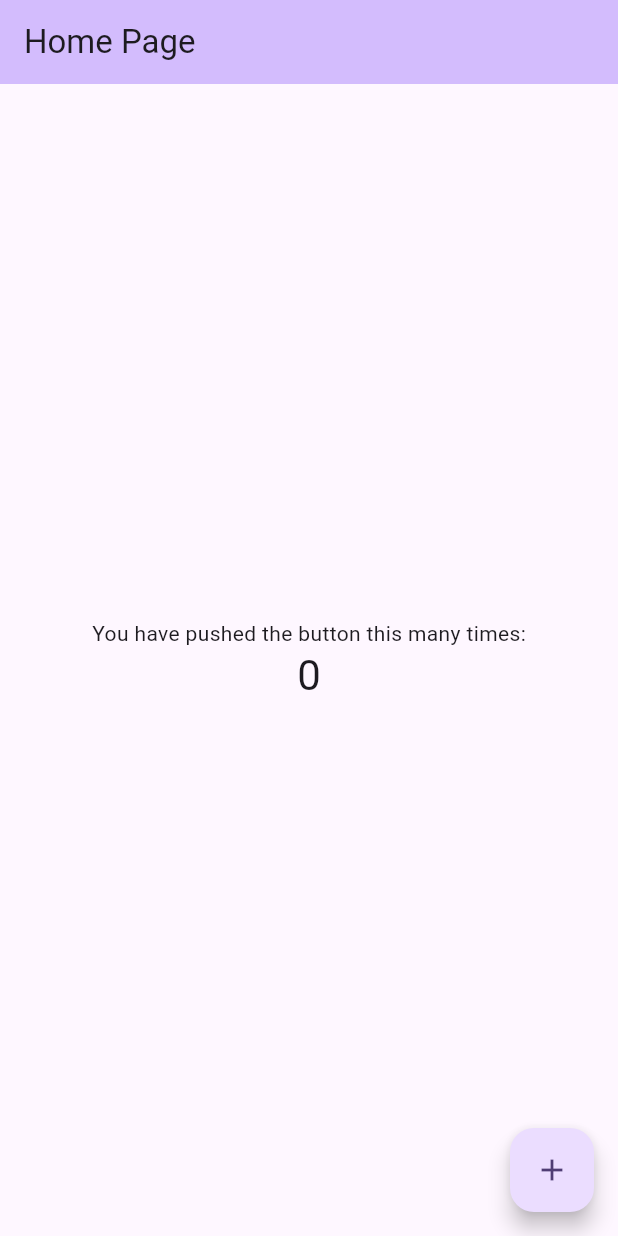
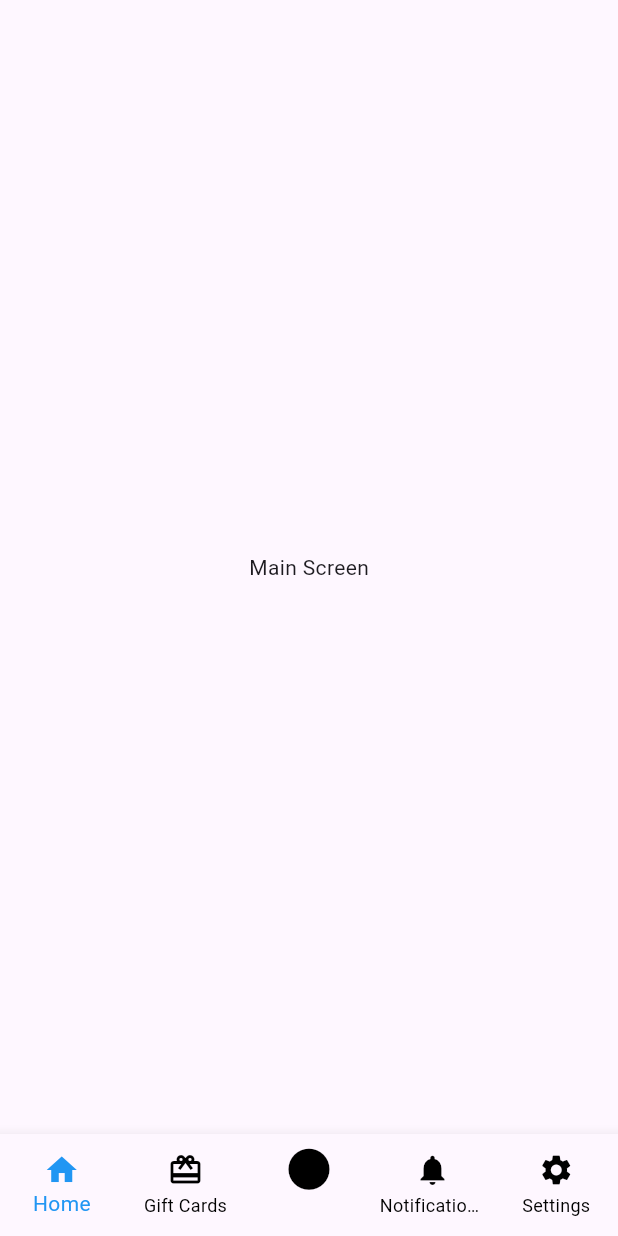
Before and after one commit to edgarpapikyan1997/denari_mobile, a Flutter app: the screen it shows after launch, on a phone screen of 412 x 824 dp. Run offline on Flutter 3.47's test engine with Material 3 defaults, Android fonts, the phone set to English and light mode, and no system bars; our stand-ins replace easy_localization, go_router.

Commit message:
added base tools

```diff
--- a/lib/main.dart
+++ b/lib/main.dart
@@ -1,5 +1,10 @@
+import 'package:denari_app/utils/go_router.dart';
+import 'package:flutter/cupertino.dart';
+
 import '../utils/extensions/extensions.dart';
 import 'package:flutter/material.dart';
+
+import 'gen/assets.gen.dart';
 
 void main() async {
   WidgetsFlutterBinding.ensureInitialized();
@@ -16,7 +21,8 @@ class App extends StatelessWidget {
   // This widget is the root of your application.
   @override
   Widget build(BuildContext context) {
-    return MaterialApp(
+    return MaterialApp.router(
+      routerConfig: router,
       localizationsDelegates: context.localizationDelegates,
       supportedLocales: context.supportedLocales,
       locale: context.locale,
@@ -41,99 +47,7 @@ class App extends StatelessWidget {
         colorScheme: ColorScheme.fromSeed(seedColor: Colors.deepPurple),
         useMaterial3: true,
       ),
-      home: MyHomePage(title: 'main.homePage'.tr()),
+
     );
   }
 }
-
-class MyHomePage extends StatefulWidget {
-  const MyHomePage({super.key, required this.title});
-
-  // This widget is the home page of your application. It is stateful, meaning
-  // that it has a State object (defined below) that contains fields that affect
-  // how it looks.
-
-  // This class is the configuration for the state. It holds the values (in this
-  // case the title) provided by the parent (in this case the App widget) and
-  // used by the build method of the State. Fields in a Widget subclass are
-  // always marked "final".
-
-  final String title;
-
-  @override
-  State<MyHomePage> createState() => _MyHomePageState();
-}
-
-class _MyHomePageState extends State<MyHomePage> {
-  int _counter = 0;
-
-  void _incrementCounter() {
-    setState(() {
-      // This call to setState tells the Flutter framework that something has
-      // changed in this State, which causes it to rerun the build method below
-      // so that the display can reflect the updated values. If we changed
-      // _counter without calling setState(), then the build method would not be
-      // called again, and so nothing would appear to happen.
-      _counter++;
-    });
-  }
-
-  @override
-  Widget build(BuildContext context) {
-    // This method is rerun every time setState is called, for instance as done
-    // by the _incrementCounter method above.
-    //
-    // The Flutter framework has been optimized to make rerunning build methods
-    // fast, so that you can just rebuild anything that needs updating rather
-    // than having to individually change instances of widgets.
-    return Scaffold(
-      appBar: AppBar(
-        // TRY THIS: Try changing the color here to a specific color (to
-        // Colors.amber, perhaps?) and trigger a hot reload to see the AppBar
-        // change color while the other colors stay the same.
-        backgroundColor: Theme.of(context).colorScheme.inversePrimary,
-        // Here we take the value from the MyHomePage object that was created by
-        // the App.build method, and use it to set our appbar title.
-        title: Text(widget.title),
-      ),
-      body: Center(
-        // Center is a layout widget. It takes a single child and positions it
-        // in the middle of the parent.
-        child: Column(
-          // Column is also a layout widget. It takes a list of children and
-          // arranges them vertically. By default, it sizes itself to fit its
-          // children horizontally, and tries to be as tall as its parent.
-          //
-          // Column has various properties to control how it sizes itself and
-          // how it positions its children. Here we use mainAxisAlignment to
-          // center the children vertically; the main axis here is the vertical
-          // axis because Columns are vertical (the cross axis would be
-          // horizontal).
-          //
-          // TRY THIS: Invoke "debug painting" (choose the "Toggle Debug Paint"
-          // action in the IDE, or press "p" in the console), to see the
-          // wireframe for each widget.
-          mainAxisAlignment: MainAxisAlignment.center,
-          children: <Widget>[
-            const Column(
-              children: [
-                Text(
-                  'You have pushed the button this many times:',
-                ),
-              ],
-            ),
-            Text(
-              '$_counter',
-              style: Theme.of(context).textTheme.headlineMedium,
-            ),
-          ],
-        ),
-      ),
-      floatingActionButton: FloatingActionButton(
-        onPressed: _incrementCounter,
-        tooltip: 'Increment',
-        child: const Icon(Icons.add),
-      ), // This trailing comma makes auto-formatting nicer for build methods.
-    );
-  }
-}
--- /dev/null
+++ b/lib/presenter/screens/main_screen_screen.dart
@@ -0,0 +1,12 @@
+import 'package:flutter/material.dart';
+
+class MainScreen extends StatelessWidget {
+  const MainScreen({super.key});
+
+  @override
+  Widget build(BuildContext context) {
+    return const Scaffold(
+      body: Center(child: Text('Main Screen'),),
+    );
+  }
+}
--- /dev/null
+++ b/lib/presenter/widgets/scaffold_nav_bar.dart
@@ -0,0 +1,81 @@
+import 'package:flutter/material.dart';
+import 'package:go_router/go_router.dart';
+
+class ScaffoldNavBar extends StatefulWidget {
+  final Widget child;
+
+  const ScaffoldNavBar({required this.child, Key? key}) : super(key: key);
+
+  @override
+  State<ScaffoldNavBar> createState() => _ScaffoldNavBarState();
+}
+
+class _ScaffoldNavBarState extends State<ScaffoldNavBar> {
+  int selectedValue = 0;
+  PageController pageController = PageController(initialPage:0);
+
+  @override
+  Widget build(BuildContext context) {
+    return Scaffold(
+      body: widget.child,
+      bottomNavigationBar: BottomNavigationBar(
+        type: BottomNavigationBarType.fixed,
+        selectedLabelStyle: TextStyle(color: Colors.blue,),
+        unselectedLabelStyle: TextStyle(color: Colors.black),
+        showUnselectedLabels: true,
+        selectedItemColor: Colors.blue, // Change to your desired selected color
+        unselectedItemColor: Colors.black,
+        currentIndex: selectedValue,
+        items: const [
+          BottomNavigationBarItem(
+              icon: Icon(
+                Icons.home,
+              ),
+              label: 'Home'),
+          BottomNavigationBarItem(
+              icon: Icon(
+                Icons.card_giftcard,
+              ),
+              label: 'Gift Cards'),
+          BottomNavigationBarItem(
+              icon: Icon(
+                size: 33,
+                Icons.circle,
+              ),
+              label: ''),
+          BottomNavigationBarItem(
+              icon: Icon(
+                Icons.notifications,
+              ),
+              label: 'Notifications'),
+          BottomNavigationBarItem(
+              icon: Icon(
+                Icons.settings,
+              ),
+              label: 'Settings'),
+        ],
+        onTap: (index) {
+          setState(() {
+            selectedValue = index;
+          });
+          switch (index) {
+            case 0:
+              context.go('/');
+              break;
+            case 1:
+              context.go('/giftCards');
+              break;
+            case 2:
+              context.go('/notifications');
+              break;
+            case 3:
+              context.go('/settings');
+              break;
+            default:
+              context.go('/');
+          }
+        },
+      ),
+    );
+  }
+}
--- a/lib/utils/assets.dart
+++ /dev/null
@@ -1,5 +0,0 @@
-class Assets {
-  Assets._();
-  /// static const accountHeaderPhoto = 'assets/images/account_header.png';
-
-}
--- a/lib/utils/go_router.dart
+++ b/lib/utils/go_router.dart
@@ -0,0 +1,42 @@
+import 'package:denari_app/presenter/screens/gift_cards_screen.dart';
+import 'package:denari_app/presenter/screens/notification_screen.dart';
+import 'package:denari_app/presenter/screens/settings_screen.dart';
+import 'package:go_router/go_router.dart';
+import 'package:flutter/material.dart';
+
+import '../presenter/screens/main_screen_screen.dart';
+import '../presenter/widgets/scaffold_nav_bar.dart';
+
+final GoRouter router = GoRouter(routes: [
+  ShellRoute(
+    builder: (context, state, child) {
+      return ScaffoldNavBar(child: child);
+    },
+    routes: [
+      GoRoute(
+        path: '/',
+        builder: (context, state) {
+          return MainScreen();
+        },
+      ),
+      GoRoute(
+        path: '/giftCards',
+        builder: (context, state) {
+          return GiftCardsScreen();
+        },
+      ),
+      GoRoute(
+        path: '/notifications',
+        builder: (context, state) {
+          return NotificationScreen();
+        },
+      ),
+      GoRoute(
+        path: '/settings',
+        builder: (context, state) {
+          return SettingsScreen();
+        },
+      ),
+    ],
+  ),
+]);
```
Also changed, not shown: lib/gen/assets.gen.dart (added, +134 -0 lines), lib/presenter/screens/gift_cards_screen.dart (added, +12 -0 lines), lib/presenter/screens/notification_screen.dart (added, +12 -0 lines), lib/presenter/screens/settings_screen.dart (added, +12 -0 lines), pubspec.yaml (+10 -0 lines), assets/media/icons.dart (deleted), assets/media/images.dart (deleted), assets/media/images/image0_0.jpg (added), assets/media/images/image0_0_1.jpg (added), assets/media/images/image0_0_2.jpg (added), pubspec.lock.
